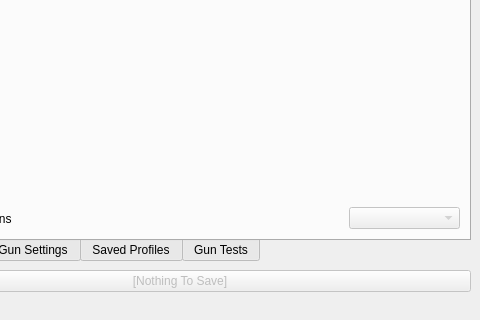
Old version of the form guiwindow.ui in the repository TeamOpenFIRE/OpenFIRE-App; both pictures show x 120 to 600 and y 630 to 950 of the 600 by 950 pixel window.
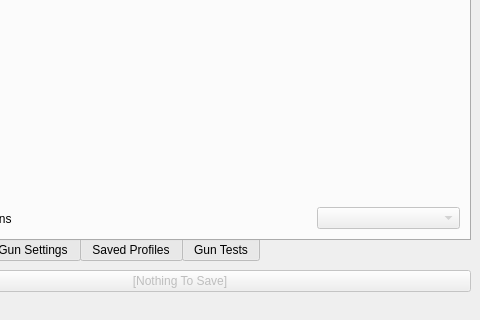
New version of the form. Icons and pictures are not drawn.

Diff of the .ui file:
```diff
--- a/guiwindow.ui
+++ b/guiwindow.ui
@@ -176,7 +176,7 @@
              <bool>false</bool>
             </property>
             <property name="placeholderText">
-             <string>Preset Layouts</string>
+             <string>Select Layout Preset</string>
             </property>
            </widget>
           </item>
```
